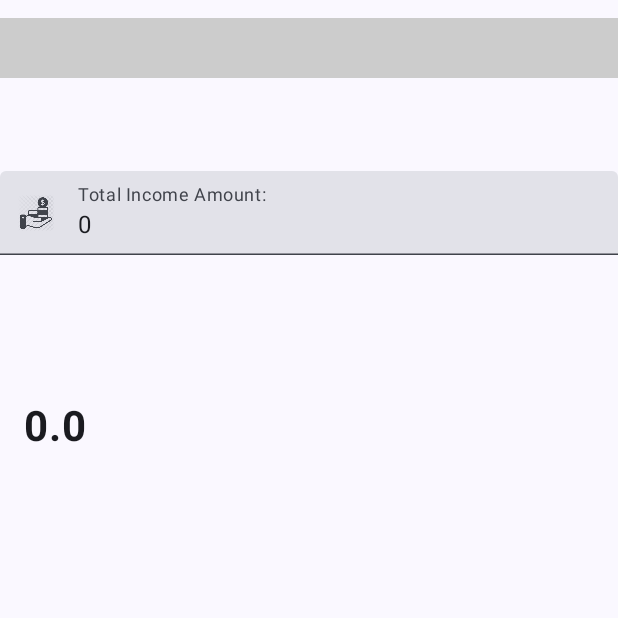
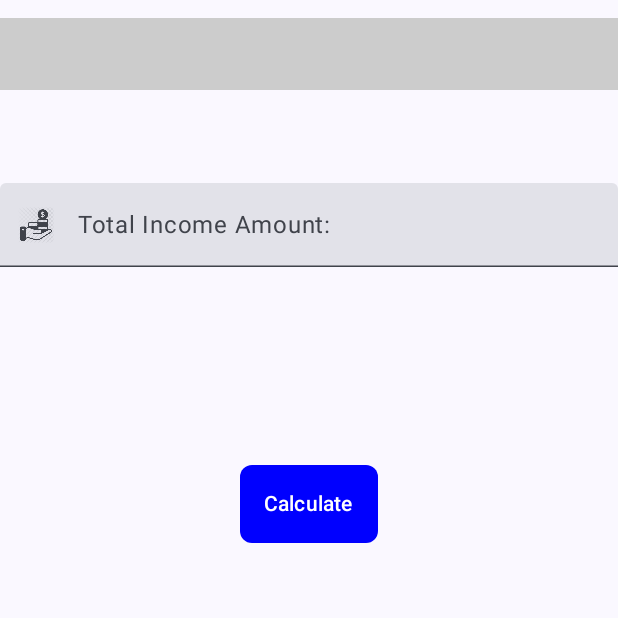
Before and after one commit to tushar-nb/android_app, an Android app built with Jetpack Compose: the composable CalculateTax called with empty values, on a phone screen of 412 x 824 dp, the top half of it. Run offline under Robolectric (Android 15) with nearby library versions, the phone set to English and light mode, and no system bars.

Commit message:
textLimit added

```diff
--- a/TaxCalculator/app/src/main/java/com/example/taxcalculator/MainActivity.kt
+++ b/TaxCalculator/app/src/main/java/com/example/taxcalculator/MainActivity.kt
@@ -3,8 +3,10 @@ package com.example.taxcalculator
 import android.os.Bundle
 import androidx.activity.ComponentActivity
 import androidx.activity.compose.setContent
+import androidx.activity.viewModels
 import androidx.compose.foundation.background
 import androidx.compose.foundation.layout.Column
+import androidx.compose.foundation.layout.PaddingValues
 import androidx.compose.foundation.layout.Spacer
 import androidx.compose.foundation.layout.fillMaxHeight
 import androidx.compose.foundation.layout.fillMaxSize
@@ -14,8 +16,11 @@ import androidx.compose.foundation.layout.padding
 import androidx.compose.foundation.layout.size
 import androidx.compose.foundation.layout.wrapContentHeight
 import androidx.compose.foundation.rememberScrollState
+import androidx.compose.foundation.shape.RoundedCornerShape
 import androidx.compose.foundation.text.KeyboardOptions
 import androidx.compose.foundation.verticalScroll
+import androidx.compose.material3.Button
+import androidx.compose.material3.ButtonDefaults
 import androidx.compose.material3.Icon
 import androidx.compose.material3.MaterialTheme
 import androidx.compose.material3.Surface
@@ -37,6 +42,8 @@ import androidx.compose.ui.text.style.TextAlign
 import androidx.compose.ui.tooling.preview.Preview
 import androidx.compose.ui.unit.dp
 import androidx.compose.ui.unit.sp
+import androidx.lifecycle.ViewModel
+import androidx.lifecycle.viewmodel.compose.viewModel
 import com.example.taxcalculator.ui.theme.TaxCalculatorTheme
 
 class MainActivity : ComponentActivity() {
@@ -55,25 +62,41 @@ class MainActivity : ComponentActivity() {
         }
     }
 }
-                                                                                                                        //edit/input field
+
 @Composable
-fun EditNumberField( onValueChange: (String)->Unit,modifier: Modifier=Modifier,amountInput:String,leadingIcon:Int){
+fun editNumberField( onValueChange: (String)->Unit,modifier: Modifier=Modifier,amountInput:String,leadingIcon:Int){
 
     Column {
+        var text by remember { mutableStateOf("") }
+        val maxChar = 9
         TextField(
             label = { Text(text = "Total Income Amount:")},
             leadingIcon = { Icon(painter = painterResource(id = leadingIcon), contentDescription = null,modifier = Modifier.size(24.dp))},
-            value = amountInput,
-            onValueChange = onValueChange,
+//            value = amountInput,
+            value = text,
+//            onValueChange = onValueChange,
+            onValueChange = {
+                if(it.length<=maxChar) {
+                    text = it
+                    onValueChange(text)
+                }
+            },
             singleLine = true,
             keyboardOptions = KeyboardOptions(keyboardType = KeyboardType.Number),
             modifier = modifier
         )
     }
 }
-                                                                                                            //calculate tax
+
 private fun computeTax(amount:String):Double{
-    when(val income = amount.toDouble()){
+    var income:Double
+    if(amount==" "){
+         income = 0.0
+    }
+    else {
+        income = amount.toDouble()
+    }
+    when( income){
         in 0.0..300000.0 -> return 0.0
         in 300001.0..600000.0 -> {   var amt :Double=0.00+ (income-300000)
                                             amt = (0.05*amt)
@@ -97,15 +120,26 @@ private fun computeTax(amount:String):Double{
                 }
     }
 }
-                                                                                      //main default calculate function
+
+@Composable
+private fun displayTax(message:String, tax:Double) {
+    Text(
+        modifier = Modifier
+            .padding(16.dp),
+        fontWeight = FontWeight.Bold,
+        fontSize = 28.sp,
+        text = message+ tax.toString()
+    )
+}
+
 @Composable
 fun  CalculateTax(message: String,title:String, modifier: Modifier = Modifier) {
 
     var amountInput by remember {
-        mutableStateOf("0")
+        mutableStateOf(" ")
     }
     if(amountInput=="") {
-        amountInput="0"
+        amountInput=" "
     }
     val tax = computeTax(amountInput)
 
@@ -115,9 +149,9 @@ fun  CalculateTax(message: String,title:String, modifier: Modifier = Modifier) {
             modifier = Modifier
                 .fillMaxWidth()
                 .padding(top = 12.dp, bottom = 12.dp)
-                .fillMaxHeight(0.05f)
+                .fillMaxHeight(0.06f)
                 .background(color = Color.LightGray)
-                .verticalScroll(rememberScrollState())      //landscape page scrolling and adjusting
+                .verticalScroll(rememberScrollState())
                 .wrapContentHeight(align = Alignment.CenterVertically),
             textAlign = TextAlign.Center,
 
@@ -126,24 +160,41 @@ fun  CalculateTax(message: String,title:String, modifier: Modifier = Modifier) {
 
         )
         Spacer(modifier = Modifier.height(50.dp))
-        EditNumberField(
+        editNumberField(
             onValueChange = {amountInput = it},
             modifier = Modifier
                 .padding(bottom = 32.dp)
                 .fillMaxWidth(),
             amountInput,
             leadingIcon = R.drawable.income)
-        Spacer(modifier = Modifier.height(50.dp))
-        Text(
+        Spacer(modifier = Modifier.height(100.dp))
+
+        Button(
+            onClick = {/*todo*/},
+            colors = ButtonDefaults.buttonColors( Color.Blue),
+            shape = RoundedCornerShape(8.dp),
+            contentPadding = PaddingValues(16.dp),
             modifier = Modifier
-                .padding(16.dp),
-            fontWeight = FontWeight.Bold,
-            fontSize = 28.sp,
-            text = message+ tax.toString()
-        )
+                .align(Alignment.CenterHorizontally)
+
+        ) {
+            Text(text = "Calculate")
+        }
+
+        if(amountInput!=" " ) {
+            displayTax(message = message, tax =tax )
+        }
+
     }
 
+
 }
+@Composable
+fun someFunction() {
+    TODO("Not yet implemented")
+}
+
+
 
 @Preview(showBackground = true, showSystemUi = true, name="calculate tax")
 @Composable
```
